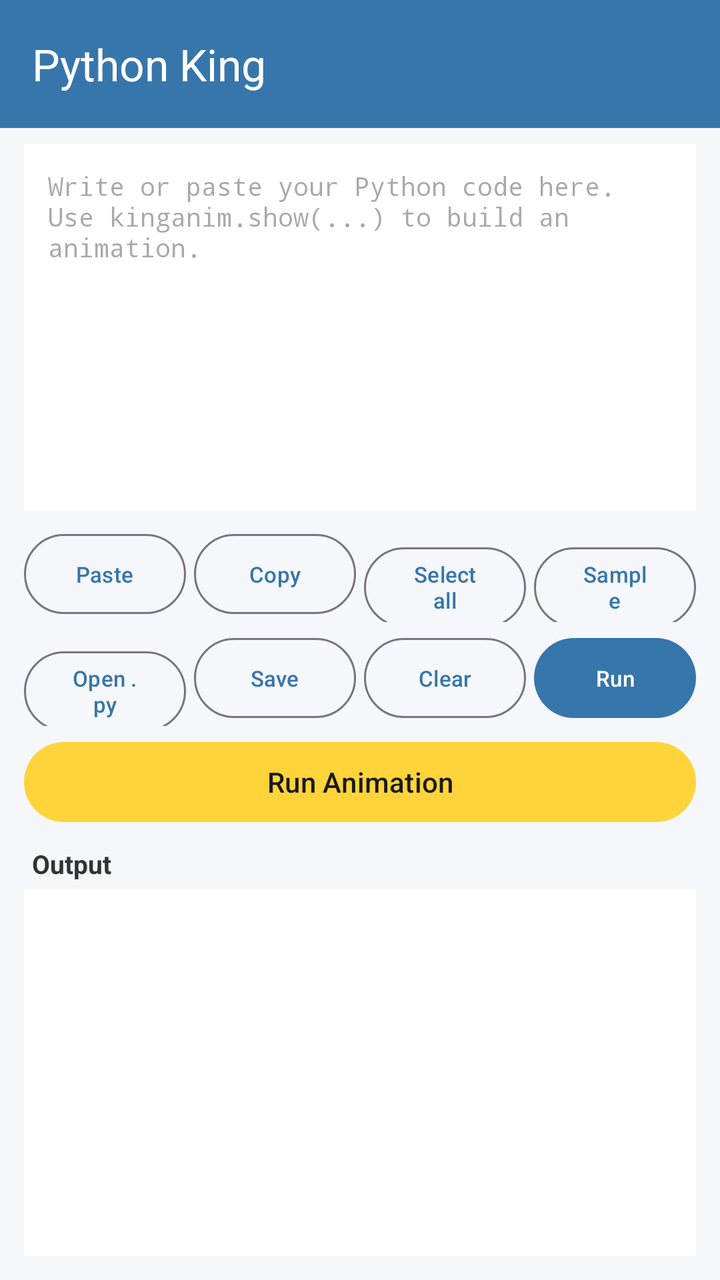
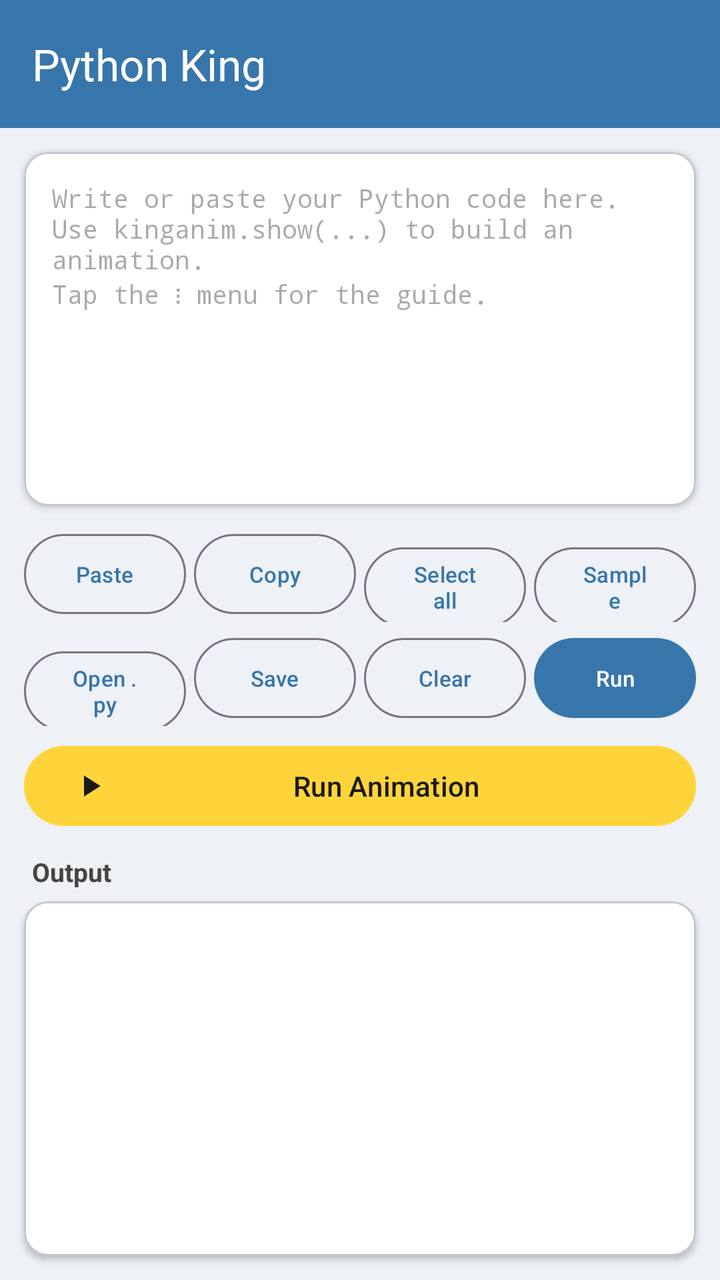

Before-and-after screenshots of an Android layout around one commit, followed by the original layout XML and the change that was made.
<!-- AndroidManifest.xml: application theme Theme.PythonKing -->
<!-- res/layout/activity_main.xml -->
<?xml version="1.0" encoding="utf-8"?>
<LinearLayout xmlns:android="http://schemas.android.com/apk/res/android"
    xmlns:app="http://schemas.android.com/apk/res-auto"
    android:layout_width="match_parent"
    android:layout_height="match_parent"
    android:orientation="vertical"
    android:background="@color/bg">

    <com.google.android.material.appbar.MaterialToolbar
        android:id="@+id/toolbar"
        android:layout_width="match_parent"
        android:layout_height="?attr/actionBarSize"
        android:background="@color/brand"
        app:title="@string/app_name"
        app:titleTextColor="@color/white" />

    <EditText
        android:id="@+id/etCode"
        android:layout_width="match_parent"
        android:layout_height="0dp"
        android:layout_weight="1"
        android:layout_marginStart="12dp"
        android:layout_marginEnd="12dp"
        android:layout_marginTop="8dp"
        android:background="@color/white"
        android:fontFamily="monospace"
        android:gravity="top|start"
        android:hint="@string/hint_code"
        android:inputType="textMultiLine|textNoSuggestions"
        android:padding="12dp"
        android:scrollbars="vertical"
        android:textSize="13sp" />

    <LinearLayout
        android:layout_width="match_parent"
        android:layout_height="wrap_content"
        android:orientation="horizontal"
        android:paddingStart="12dp"
        android:paddingEnd="12dp"
        android:paddingTop="8dp">

        <com.google.android.material.button.MaterialButton
            android:id="@+id/btnPaste"
            style="@style/Widget.Material3.Button.OutlinedButton"
            android:layout_width="0dp"
            android:layout_height="wrap_content"
            android:layout_weight="1"
            android:layout_marginEnd="4dp"
            android:text="@string/paste"
            android:textSize="11sp" />

        <com.google.android.material.button.MaterialButton
            android:id="@+id/btnCopy"
            style="@style/Widget.Material3.Button.OutlinedButton"
            android:layout_width="0dp"
            android:layout_height="wrap_content"
            android:layout_weight="1"
            android:layout_marginEnd="4dp"
            android:text="@string/copy"
            android:textSize="11sp" />

        <com.google.android.material.button.MaterialButton
            android:id="@+id/btnSelectAll"
            style="@style/Widget.Material3.Button.OutlinedButton"
            android:layout_width="0dp"
            android:layout_height="wrap_content"
            android:layout_weight="1"
            android:layout_marginEnd="4dp"
            android:text="@string/select_all"
            android:textSize="11sp" />

        <com.google.android.material.button.MaterialButton
            android:id="@+id/btnSample"
            style="@style/Widget.Material3.Button.OutlinedButton"
            android:layout_width="0dp"
            android:layout_height="wrap_content"
            android:layout_weight="1"
            android:text="@string/sample"
            android:textSize="11sp" />
    </LinearLayout>

    <LinearLayout
        android:layout_width="match_parent"
        android:layout_height="wrap_content"
        android:orientation="horizontal"
        android:paddingStart="12dp"
        android:paddingEnd="12dp"
        android:paddingTop="4dp">

        <com.google.android.material.button.MaterialButton
            android:id="@+id/btnOpenPy"
            style="@style/Widget.Material3.Button.OutlinedButton"
            android:layout_width="0dp"
            android:layout_height="wrap_content"
            android:layout_weight="1"
            android:layout_marginEnd="4dp"
            android:text="@string/open_py"
            android:textSize="11sp" />

        <com.google.android.material.button.MaterialButton
            android:id="@+id/btnSaveScript"
            style="@style/Widget.Material3.Button.OutlinedButton"
            android:layout_width="0dp"
            android:layout_height="wrap_content"
            android:layout_weight="1"
            android:layout_marginEnd="4dp"
            android:text="@string/save_script"
            android:textSize="11sp" />

        <com.google.android.material.button.MaterialButton
            android:id="@+id/btnClear"
            style="@style/Widget.Material3.Button.OutlinedButton"
            android:layout_width="0dp"
            android:layout_height="wrap_content"
            android:layout_weight="1"
            android:layout_marginEnd="4dp"
            android:text="@string/clear"
            android:textSize="11sp" />

        <com.google.android.material.button.MaterialButton
            android:id="@+id/btnRun"
            android:layout_width="0dp"
            android:layout_height="wrap_content"
            android:layout_weight="1"
            android:text="@string/run"
            android:textSize="11sp" />
    </LinearLayout>

    <com.google.android.material.button.MaterialButton
        android:id="@+id/btnAnimate"
        android:layout_width="match_parent"
        android:layout_height="wrap_content"
        android:layout_marginStart="12dp"
        android:layout_marginEnd="12dp"
        android:layout_marginTop="4dp"
        android:text="@string/animate"
        app:backgroundTint="@color/accent"
        android:textColor="#1A1A1A" />

    <TextView
        android:layout_width="match_parent"
        android:layout_height="wrap_content"
        android:paddingStart="16dp"
        android:paddingEnd="16dp"
        android:paddingTop="8dp"
        android:paddingBottom="4dp"
        android:text="@string/output_label"
        android:textColor="#333333"
        android:textSize="13sp"
        android:textStyle="bold" />

    <ScrollView
        android:layout_width="match_parent"
        android:layout_height="0dp"
        android:layout_weight="1"
        android:layout_marginStart="12dp"
        android:layout_marginEnd="12dp"
        android:layout_marginBottom="12dp"
        android:background="@color/white"
        android:padding="10dp">

        <TextView
            android:id="@+id/tvOutput"
            android:layout_width="match_parent"
            android:layout_height="wrap_content"
            android:fontFamily="monospace"
            android:textColor="#111111"
            android:textIsSelectable="true"
            android:textSize="12sp" />
    </ScrollView>
</LinearLayout>
<!-- resources referenced by this layout -->
<resources>
  <color name="accent">#FFD43B</color>
  <color name="bg">#F5F7FA</color>
  <color name="brand">#3776AB</color>
  <color name="white">#FFFFFF</color>
  <string name="animate">Run Animation</string>
  <string name="app_name">Python King</string>
  <string name="clear">Clear</string>
  <string name="copy">Copy</string>
  <string name="hint_code">Write or paste your Python code here.\nUse kinganim.show(...) to build an animation.</string>
  <string name="open_py">Open .py</string>
  <string name="output_label">Output</string>
  <string name="paste">Paste</string>
  <string name="run">Run</string>
  <string name="sample">Sample</string>
  <string name="save_script">Save</string>
  <string name="select_all">Select all</string>
  <style name="Theme.PythonKing" parent="Theme.Material3.DayNight.NoActionBar">
          <item name="colorPrimary">@color/brand</item>
          <item name="colorPrimaryDark">@color/brand_dark</item>
          <item name="colorOnPrimary">@color/white</item>
          <item name="android:statusBarColor">@color/brand_dark</item>
      </style>
  <color name="brand_dark">#2B5B84</color>
</resources>

<!-- the commit's change to res/layout/activity_main.xml (unified diff, before → after) -->
@@ -14,22 +14,30 @@
         app:title="@string/app_name"
         app:titleTextColor="@color/white" />
 
-    <EditText
-        android:id="@+id/etCode"
+    <com.google.android.material.card.MaterialCardView
         android:layout_width="match_parent"
         android:layout_height="0dp"
         android:layout_weight="1"
         android:layout_marginStart="12dp"
         android:layout_marginEnd="12dp"
-        android:layout_marginTop="8dp"
-        android:background="@color/white"
-        android:fontFamily="monospace"
-        android:gravity="top|start"
-        android:hint="@string/hint_code"
-        android:inputType="textMultiLine|textNoSuggestions"
-        android:padding="12dp"
-        android:scrollbars="vertical"
-        android:textSize="13sp" />
+        android:layout_marginTop="12dp"
+        app:cardBackgroundColor="@color/white"
+        app:cardCornerRadius="12dp"
+        app:cardElevation="2dp">
+
+        <EditText
+            android:id="@+id/etCode"
+            android:layout_width="match_parent"
+            android:layout_height="match_parent"
+            android:background="@android:color/transparent"
+            android:fontFamily="monospace"
+            android:gravity="top|start"
+            android:hint="@string/hint_code"
+            android:inputType="textMultiLine|textNoSuggestions"
+            android:padding="14dp"
+            android:scrollbars="vertical"
+            android:textSize="13sp" />
+    </com.google.android.material.card.MaterialCardView>
 
     <LinearLayout
         android:layout_width="match_parent"
@@ -37,7 +45,7 @@
         android:orientation="horizontal"
         android:paddingStart="12dp"
         android:paddingEnd="12dp"
-        android:paddingTop="8dp">
+        android:paddingTop="10dp">
 
         <com.google.android.material.button.MaterialButton
             android:id="@+id/btnPaste"
@@ -132,40 +140,49 @@
         android:layout_height="wrap_content"
         android:layout_marginStart="12dp"
         android:layout_marginEnd="12dp"
-        android:layout_marginTop="4dp"
+        android:layout_marginTop="6dp"
         android:text="@string/animate"
+        android:textColor="#1A1A1A"
         app:backgroundTint="@color/accent"
-        android:textColor="#1A1A1A" />
+        app:icon="@drawable/ic_play"
+        app:iconTint="#1A1A1A" />
 
     <TextView
         android:layout_width="match_parent"
         android:layout_height="wrap_content"
         android:paddingStart="16dp"
         android:paddingEnd="16dp"
-        android:paddingTop="8dp"
-        android:paddingBottom="4dp"
+        android:paddingTop="10dp"
+        android:paddingBottom="6dp"
         android:text="@string/output_label"
-        android:textColor="#333333"
+        android:textColor="#444444"
         android:textSize="13sp"
         android:textStyle="bold" />
 
-    <ScrollView
+    <com.google.android.material.card.MaterialCardView
         android:layout_width="match_parent"
         android:layout_height="0dp"
         android:layout_weight="1"
         android:layout_marginStart="12dp"
         android:layout_marginEnd="12dp"
         android:layout_marginBottom="12dp"
-        android:background="@color/white"
-        android:padding="10dp">
+        app:cardBackgroundColor="@color/white"
+        app:cardCornerRadius="12dp"
+        app:cardElevation="2dp">
 
-        <TextView
-            android:id="@+id/tvOutput"
+        <ScrollView
             android:layout_width="match_parent"
-            android:layout_height="wrap_content"
-            android:fontFamily="monospace"
-            android:textColor="#111111"
-            android:textIsSelectable="true"
-            android:textSize="12sp" />
-    </ScrollView>
+            android:layout_height="match_parent"
+            android:padding="12dp">
+
+            <TextView
+                android:id="@+id/tvOutput"
+                android:layout_width="match_parent"
+                android:layout_height="wrap_content"
+                android:fontFamily="monospace"
+                android:textColor="#111111"
+                android:textIsSelectable="true"
+                android:textSize="12sp" />
+        </ScrollView>
+    </com.google.android.material.card.MaterialCardView>
 </LinearLayout>
<!-- resource entries referenced after the edit -->
@@ -1,14 +1,24 @@
 <!-- resources referenced by this layout -->
 <resources>
   <color name="accent">#FFD43B</color>
-  <color name="bg">#F5F7FA</color>
+  <color name="bg">#EEF1F5</color>
   <color name="brand">#3776AB</color>
   <color name="white">#FFFFFF</color>
+  <!-- drawable ic_play (drawable) -->
+  <vector xmlns:android="http://schemas.android.com/apk/res/android"
+      android:width="24dp"
+      android:height="24dp"
+      android:viewportWidth="24"
+      android:viewportHeight="24">
+      <path
+          android:fillColor="#1A1A1A"
+          android:pathData="M8,5v14l11,-7z" />
+  </vector>
   <string name="animate">Run Animation</string>
   <string name="app_name">Python King</string>
   <string name="clear">Clear</string>
   <string name="copy">Copy</string>
-  <string name="hint_code">Write or paste your Python code here.\nUse kinganim.show(...) to build an animation.</string>
+  <string name="hint_code">Write or paste your Python code here.\nUse kinganim.show(...) to build an animation.\nTap the ⋮ menu for the guide.</string>
   <string name="open_py">Open .py</string>
   <string name="output_label">Output</string>
   <string name="paste">Paste</string>
@@ -20,6 +30,7 @@
           <item name="colorPrimary">@color/brand</item>
           <item name="colorPrimaryDark">@color/brand_dark</item>
           <item name="colorOnPrimary">@color/white</item>
+          <item name="colorSecondary">@color/accent</item>
           <item name="android:statusBarColor">@color/brand_dark</item>
       </style>
   <color name="brand_dark">#2B5B84</color>
